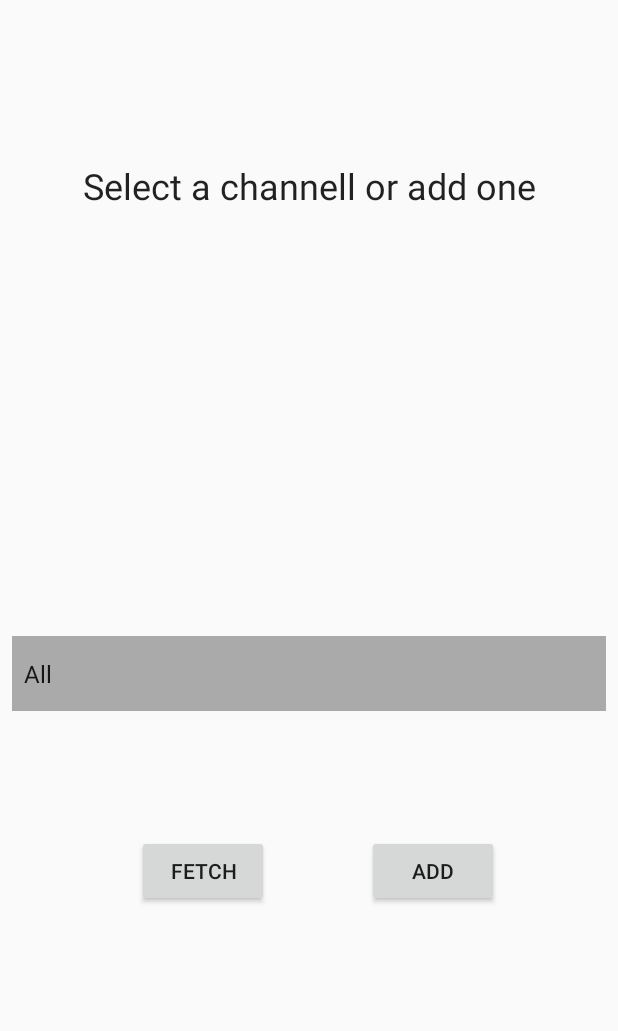
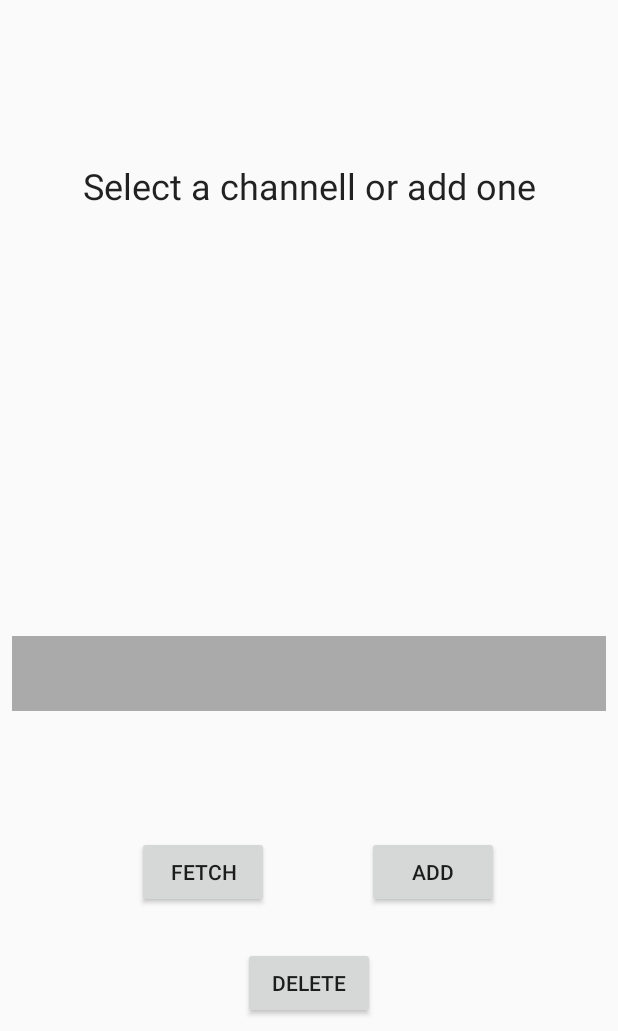
Before and after one commit to k0staa/RssReaderForReddit, an Android app: the screen it shows after launch (MainActivity), on a phone screen of 412 x 824 dp, the part 205-1236 px from its top. Run offline under Robolectric (Android 15) with nearby library versions, the phone set to English and light mode, and no system bars.

Commit message:
Added default chnnel on spinner and custom MyArrayAdapter to allow empty first value.

```diff
--- a/app/src/main/java/pl/codeaddict/rssreaderforreddit/MainActivity.java
+++ b/app/src/main/java/pl/codeaddict/rssreaderforreddit/MainActivity.java
@@ -11,6 +11,7 @@ import android.widget.Spinner;
 import java.util.ArrayList;
 import java.util.List;
 
+import pl.codeaddict.rssreaderforreddit.adapters.MyArrayAdapter;
 import pl.codeaddict.rssreaderforreddit.dao.ChannelsDataSource;
 import pl.codeaddict.rssreaderforreddit.listeners.SpinnerListener;
 import pl.codeaddict.rssreaderforreddit.models.Channel;
@@ -21,7 +22,8 @@ import static pl.codeaddict.rssreaderforreddit.RssReaderForRedditApplication.RED
 
 public class MainActivity extends AppCompatActivity {
     private static final int REQUEST_CODE = 1;
-    private Button buttonFetch, buttonChannelView;
+    private static Channel DEFAULT_CHANNEL;
+    private Button buttonFetch, buttonChannelView, buttonDelete;
     private String choosenUrl = "";
     private HandleXML handleXML;
     private List<Channel> channelSpinnerList;
@@ -30,8 +32,7 @@ public class MainActivity extends AppCompatActivity {
 
     public MainActivity() {
         channelSpinnerList = new ArrayList<>();
-        channelSpinnerList.add(new Channel("All", REDDIT_BASE_URL + "all" + REDDIT_BASE_URL_XML));
-
+        DEFAULT_CHANNEL = new Channel(" ", " ");
     }
 
     @Override
@@ -40,12 +41,15 @@ public class MainActivity extends AppCompatActivity {
         dataSource = new ChannelsDataSource(this);
         dataSource.open();
         channelSpinnerList.addAll(dataSource.getAllChannel());
-
+        if(channelSpinnerList.isEmpty()){
+            DEFAULT_CHANNEL = dataSource.createChannel(DEFAULT_CHANNEL);
+            channelSpinnerList.add(DEFAULT_CHANNEL);
+        }
         setContentView(R.layout.activity_main);
         RssReaderForRedditApplication.setContext(this);
         spinner = (Spinner) findViewById(R.id.spinner);
 
-        ArrayAdapter<Channel> adapter = new ArrayAdapter<>(this,
+        ArrayAdapter<Channel> adapter = new MyArrayAdapter(this,
                 android.R.layout.simple_spinner_item, channelSpinnerList);
 
         spinner.setAdapter(adapter);
@@ -55,7 +59,7 @@ public class MainActivity extends AppCompatActivity {
         buttonFetch.setOnClickListener(new View.OnClickListener() {
             @Override
             public void onClick(View v) {
-                if (spinner.getSelectedItem() == null) {
+                if (spinner.getSelectedItem() == null || spinner.getSelectedItem().equals(DEFAULT_CHANNEL)) {
                     return;
                 }
                 handleXML = new HandleXML(choosenUrl);
@@ -73,6 +77,20 @@ public class MainActivity extends AppCompatActivity {
             public void onClick(View v) {
                 Intent intent = new Intent(MainActivity.this, AddChannelActivity.class);
                 startActivityForResult(intent, REQUEST_CODE);
+            }
+        });
+
+        buttonDelete = (Button) findViewById(R.id.deleteButton);
+        buttonDelete.setOnClickListener(new View.OnClickListener() {
+            @Override
+            public void onClick(View view) {
+                if (spinner.getSelectedItem() == null || spinner.getSelectedItem().equals(DEFAULT_CHANNEL)) {
+                    return;
+                }
+                Channel channelToDelete = (Channel) spinner.getSelectedItem();
+                dataSource.deleteChannel(channelToDelete);
+                channelSpinnerList.remove(channelToDelete);
+                spinner.setSelection(0);
             }
         });
     }
--- a/app/src/main/res/layout/activity_main.xml
+++ b/app/src/main/res/layout/activity_main.xml
@@ -15,13 +15,14 @@
         android:layout_alignStart="@+id/fetchButton"
         android:layout_centerVertical="true"
         android:layout_marginBottom="8dp"
-        android:layout_marginRight="79dp"
+        android:layout_marginRight="16dp"
         android:layout_marginTop="8dp"
         android:text="Add"
         app:layout_constraintBottom_toBottomOf="parent"
         app:layout_constraintRight_toRightOf="parent"
         app:layout_constraintTop_toBottomOf="@+id/spinner"
-        android:layout_marginEnd="79dp" />
+        android:layout_marginEnd="79dp"
+        app:layout_constraintVertical_bias="0.503" />
 
     <TextView
         android:id="@+id/textview"
@@ -87,12 +88,25 @@
         android:text="Fetch"
         tools:layout_constraintLeft_creator="1"
         tools:layout_constraintTop_creator="1"
-        android:layout_marginLeft="91dp"
+        android:layout_marginLeft="47dp"
         app:layout_constraintLeft_toLeftOf="parent"
         app:layout_constraintBottom_toBottomOf="parent"
         android:layout_marginBottom="8dp"
         android:layout_marginTop="8dp"
         app:layout_constraintTop_toBottomOf="@+id/spinner"
-        android:layout_marginStart="91dp" />
+        android:layout_marginStart="91dp"
+        app:layout_constraintVertical_bias="0.503" />
+
+    <Button
+        android:id="@+id/deleteButton"
+        android:layout_width="wrap_content"
+        android:layout_height="wrap_content"
+        android:text="Delete"
+        android:layout_marginRight="8dp"
+        app:layout_constraintRight_toRightOf="parent"
+        android:layout_marginLeft="8dp"
+        app:layout_constraintLeft_toLeftOf="parent"
+        app:layout_constraintBottom_toBottomOf="parent"
+        android:layout_marginBottom="8dp" />
 
 </android.support.constraint.ConstraintLayout>
```
Also changed, not shown: app/src/main/java/pl/codeaddict/rssreaderforreddit/adapters/MyArrayAdapter.java (added, +62 -0 lines).
